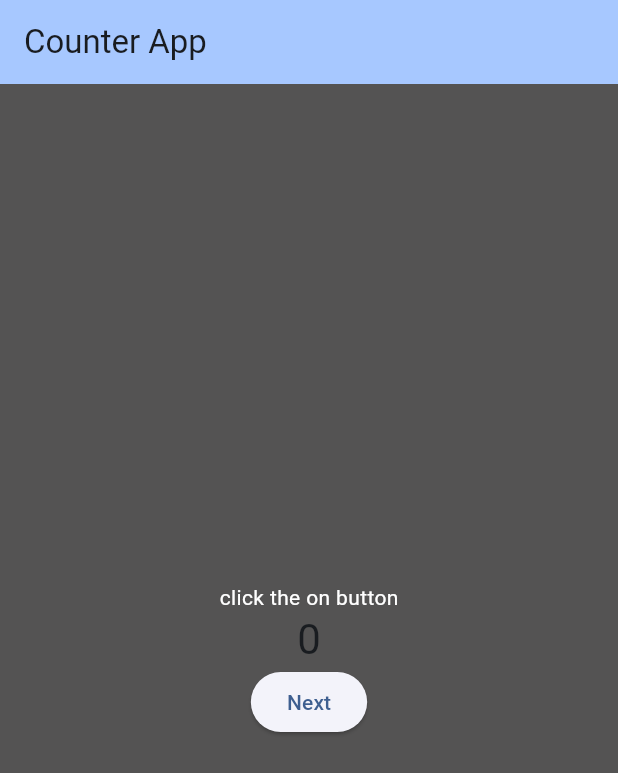
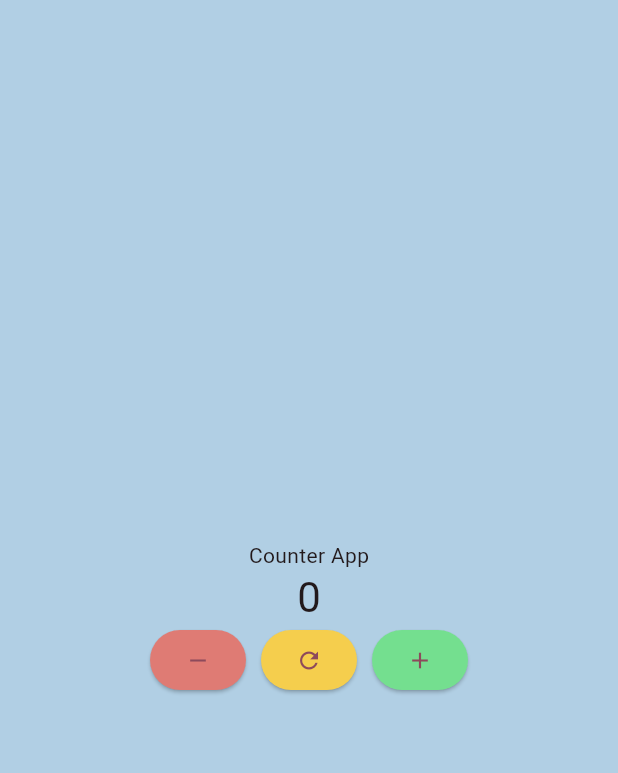
Before and after one commit to Kedirbiruh/flutter_application_1, a Flutter app: the screen it shows after launch, on a phone screen of 412 x 824 dp. Shown: the top 773 px of the screen. Run offline on Flutter 3.47's test engine with Material 3 defaults, Android fonts, the phone set to English and light mode, and no system bars.

Commit message:
start counter app

```diff
--- a/flutter_application_1/lib/main.dart
+++ b/flutter_application_1/lib/main.dart
@@ -6,22 +6,17 @@ void main() {
 
 class MyApp extends StatelessWidget {
   const MyApp({super.key});
+
+  // This widget is the root of your application.
   @override
   Widget build(BuildContext context) {
     return MaterialApp(
       title: 'Flutter Demo',
       theme: ThemeData(
-        // This is the theme of your application.
         colorScheme: ColorScheme.fromSeed(
-          seedColor: const Color.fromARGB(232, 4, 132, 245), // für appBar
+          seedColor: const Color.fromARGB(255, 19, 18, 18),
         ),
-        // primarySwatch: Colors.blue,
-        scaffoldBackgroundColor: const Color.fromARGB(
-          255,
-          84,
-          83,
-          83,
-        ), //     für body
+        scaffoldBackgroundColor: const Color.fromARGB(255, 177, 207, 228),
       ),
       home: const MyHomePage(title: 'Counter App'),
     );
@@ -38,41 +33,84 @@ class MyHomePage extends StatefulWidget {
 
 class _MyHomePageState extends State<MyHomePage> {
   int _counter = 0;
-  void plusCounter() {
+
+  void _decrementCounter() {
     setState(() {
-      _counter++;
+      // _counter--;
+      _counter -= 2;
     });
   }
 
-  void minusCounter() {
+  void _resetCounter() {
     setState(() {
-      _counter--;
+      _counter = 0;
+    });
+  }
+
+  void _incrementCounter() {
+    setState(() {
+      // _counter++;
+      _counter += 2;
     });
   }
 
   @override
   Widget build(BuildContext context) {
     return Scaffold(
-      appBar: AppBar(
-        backgroundColor: Theme.of(context).colorScheme.inversePrimary,
-        title: Text(widget.title), // wird title von my homepage rein gegeben
-      ),
-
       body: Center(
         child: Column(
           mainAxisAlignment: MainAxisAlignment.center,
+
           children: <Widget>[
             const Text(
-              'click the on button',
-              style: TextStyle(color: Colors.white),
+              'Counter App',
+              // style: TextStyle(color: Colors.white),
             ),
             Text(
-              '$_counter', // counter 0 bis counter ++
-              style: Theme.of(context)
-                  .textTheme
-                  .headlineMedium, // aus material Theme kriegt er style textTheme --headlineMedium
+              '$_counter',
+              style: Theme.of(context).textTheme.headlineMedium,
+              // aus material Theme kriegt er style textTheme --headlineMedium
             ),
-            ElevatedButton(onPressed: plusCounter, child: const Text('Next')),
+
+            Row(
+              mainAxisSize: MainAxisSize.min,
+              children: [
+                // ElevatedButton(onPressed: _decrementCounter, child: Text("-")),
+                ElevatedButton(
+                  onPressed: _decrementCounter,
+                  style: ElevatedButton.styleFrom(
+                    backgroundColor: const Color.fromARGB(255, 223, 123, 116),
+                    padding: const EdgeInsets.all(5),
+                    textStyle: const TextStyle(fontSize: 20),
+                  ),
+                  child: const Icon(Icons.remove),
+                ),
+
+                SizedBox(width: 10),
+
+                ElevatedButton(
+                  onPressed: _resetCounter,
+                  style: ElevatedButton.styleFrom(
+                    backgroundColor: const Color.fromARGB(255, 245, 206, 77),
+                    padding: const EdgeInsets.all(5),
+                    textStyle: const TextStyle(fontSize: 20),
+                  ),
+                  child: const Icon(Icons.refresh),
+                ),
+
+                SizedBox(width: 10),
+
+                ElevatedButton(
+                  onPressed: _incrementCounter,
+                  style: ElevatedButton.styleFrom(
+                    backgroundColor: const Color.fromARGB(255, 116, 223, 143),
+                    padding: const EdgeInsets.all(5),
+                    textStyle: const TextStyle(fontSize: 20),
+                  ),
+                  child: const Icon(Icons.add),
+                ),
+              ],
+            ),
           ],
         ),
       ),
```
